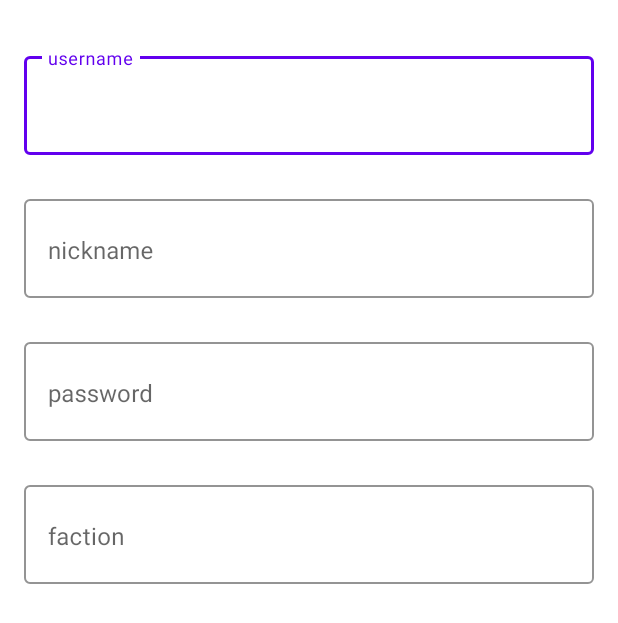
After one commit to secminhr/PD2-final-app, an Android app: the layout dialog_register.xml on its own in the app's theme, with its tools: preview values and no code run, on a phone screen of 412 x 824 dp. The commit adds this screen. Shown: the top 623 px of the screen. Run offline under Robolectric (Android 15) with nearby library versions, the light colour scheme and no system bars.

```diff
--- a/app/build.gradle
+++ b/app/build.gradle
@@ -28,10 +28,10 @@ android {
 }
 
 dependencies {
-
     implementation 'androidx.appcompat:appcompat:1.2.0'
     implementation 'com.google.android.material:material:1.3.0'
     implementation 'androidx.constraintlayout:constraintlayout:2.0.4'
+    implementation 'com.google.code.gson:gson:2.8.5'
     testImplementation 'junit:junit:4.+'
     androidTestImplementation 'androidx.test.ext:junit:1.1.2'
     androidTestImplementation 'androidx.test.espresso:espresso-core:3.3.0'
--- a/app/src/main/java/ncku/pd2finalapp/login/ClearErrorOnTextChange.java
+++ b/app/src/main/java/ncku/pd2finalapp/login/ClearErrorOnTextChange.java
@@ -5,6 +5,11 @@ import android.text.TextWatcher;
 
 import com.google.android.material.textfield.TextInputLayout;
 
+/**
+ * A {@link TextWatcher} for {@link TextInputLayout} that will clear the error message when text is editing.
+ *
+ * @author secminhr
+ */
 class ClearErrorOnTextChange implements TextWatcher {
     private final TextInputLayout input;
     public ClearErrorOnTextChange(TextInputLayout input) {
--- a/app/src/main/java/ncku/pd2finalapp/login/LoginRepo.java
+++ b/app/src/main/java/ncku/pd2finalapp/login/LoginRepo.java
@@ -1,7 +1,7 @@
 package ncku.pd2finalapp.login;
 
 interface LoginRepo {
-    void login();
+    void login(String username, String password);
     void setOnSuccessCallback(SuccessCallback callback);
     void setOnFailureCallback(FailureCallback callback);
     LoginRepo instance = new LoginRepoImpl();
--- a/app/src/main/res/layout/activity_map.xml
+++ b/app/src/main/res/layout/activity_map.xml
@@ -4,6 +4,4 @@
     xmlns:tools="http://schemas.android.com/tools"
     android:layout_width="match_parent"
     android:layout_height="match_parent"
-    tools:context=".MapActivity">
-
-</androidx.constraintlayout.widget.ConstraintLayout>
+    tools:context=".MapActivity"/>
--- /dev/null
+++ b/app/src/main/res/layout/dialog_register.xml
@@ -0,0 +1,87 @@
+<?xml version="1.0" encoding="utf-8"?>
+<LinearLayout xmlns:android="http://schemas.android.com/apk/res/android"
+    xmlns:app="http://schemas.android.com/apk/res-auto"
+    xmlns:tools="http://schemas.android.com/tools"
+    android:layout_width="match_parent"
+    android:layout_height="match_parent"
+    android:orientation="vertical"
+    android:paddingStart="16dp"
+    android:paddingTop="32dp"
+    android:paddingEnd="16dp"
+    android:paddingBottom="32dp">
+
+    <com.google.android.material.textfield.TextInputLayout
+        android:id="@+id/usernameInput"
+        android:layout_width="match_parent"
+        android:layout_height="wrap_content"
+        android:layout_marginBottom="24dp"
+        android:hint="username"
+        app:boxBackgroundColor="#FFFFFF"
+        app:boxBackgroundMode="outline"
+        app:boxCornerRadiusBottomEnd="4dp"
+        app:boxCornerRadiusBottomStart="4dp">
+
+        <com.google.android.material.textfield.TextInputEditText
+            android:id="@+id/usernameEditText"
+            android:layout_width="match_parent"
+            android:layout_height="wrap_content"
+            android:paddingBottom="20dp"
+            android:singleLine="true" />
+    </com.google.android.material.textfield.TextInputLayout>
+
+    <com.google.android.material.textfield.TextInputLayout
+        android:id="@+id/nicknameInput"
+        android:layout_width="match_parent"
+        android:layout_height="wrap_content"
+        android:layout_marginBottom="24dp"
+        app:boxBackgroundColor="#FFFFFF"
+        app:boxBackgroundMode="outline"
+        app:boxCornerRadiusBottomEnd="4dp"
+        app:boxCornerRadiusBottomStart="4dp">
+
+        <com.google.android.material.textfield.TextInputEditText
+            android:id="@+id/nicknameEditText"
+            android:layout_width="match_parent"
+            android:layout_height="wrap_content"
+            android:hint="nickname"
+            android:paddingBottom="20dp"
+            android:singleLine="true" />
+    </com.google.android.material.textfield.TextInputLayout>
+
+    <com.google.android.material.textfield.TextInputLayout
+        android:id="@+id/passwordInput"
+        android:layout_width="match_parent"
+        android:layout_height="wrap_content"
+        android:layout_marginBottom="24dp"
+        app:boxBackgroundColor="#FFFFFF"
+        app:boxBackgroundMode="outline"
+        app:boxCornerRadiusBottomEnd="4dp"
+        app:boxCornerRadiusBottomStart="4dp">
+
+        <com.google.android.material.textfield.TextInputEditText
+            android:id="@+id/passwordEditText"
+            android:layout_width="match_parent"
+            android:layout_height="wrap_content"
+            android:hint="password"
+            android:paddingBottom="20dp"
+            android:singleLine="true" />
+    </com.google.android.material.textfield.TextInputLayout>
+
+    <com.google.android.material.textfield.TextInputLayout
+        android:id="@+id/factionInput"
+        android:layout_width="match_parent"
+        android:layout_height="wrap_content"
+        app:boxBackgroundColor="#FFFFFF"
+        app:boxBackgroundMode="outline"
+        app:boxCornerRadiusBottomEnd="4dp"
+        app:boxCornerRadiusBottomStart="4dp">
+
+        <com.google.android.material.textfield.TextInputEditText
+            android:id="@+id/factionEditText"
+            android:layout_width="match_parent"
+            android:layout_height="wrap_content"
+            android:hint="faction"
+            android:paddingBottom="20dp"
+            android:singleLine="true" />
+    </com.google.android.material.textfield.TextInputLayout>
+</LinearLayout>
--- a/app/src/main/res/values/colors.xml
+++ b/app/src/main/res/values/colors.xml
@@ -7,4 +7,8 @@
     <color name="teal_700">#FF018786</color>
     <color name="black">#FF000000</color>
     <color name="white">#FFFFFFFF</color>
+    <color name="light_blue_400">#FF29B6F6</color>
+    <color name="light_blue_600">#FF039BE5</color>
+    <color name="gray_400">#FFBDBDBD</color>
+    <color name="gray_600">#FF757575</color>
 </resources>
--- a/build.gradle
+++ b/build.gradle
@@ -2,7 +2,7 @@
 buildscript {
     repositories {
         google()
-        jcenter()
+        mavenCentral()
     }
     dependencies {
         classpath 'com.android.tools.build:gradle:7.0.0-alpha14'
```
Also changed, not shown: app/src/main/AndroidManifest.xml (+7 -6 lines), app/src/main/java/ncku/pd2finalapp/ReceiveAndSend/ReceiveInfoFromBack.java (+10 -6 lines), app/src/main/java/ncku/pd2finalapp/login/LoginActivity.java (+19 -9 lines), app/src/main/java/ncku/pd2finalapp/login/LoginRepoImpl.java (+15 -10 lines), app/src/main/java/ncku/pd2finalapp/login/RegisterDialog.java (added, +18 -0 lines), app/src/main/res/layout/activity_login.xml (+12 -0 lines).
